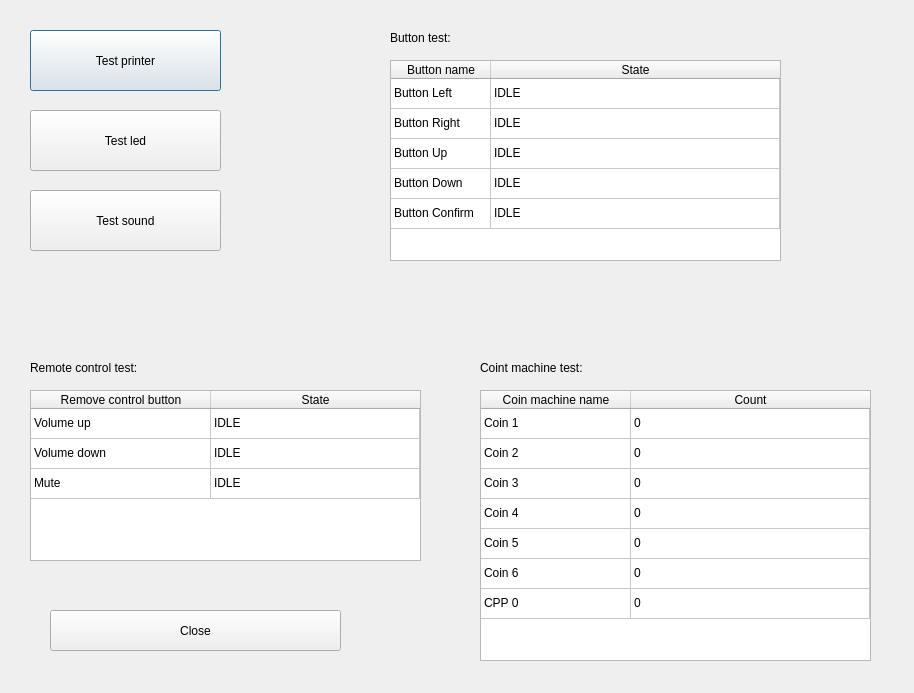
Above: blue-app/ui/TestHw.ui from matus-u/sz-bluetooth before the change. Below: the same form after it.
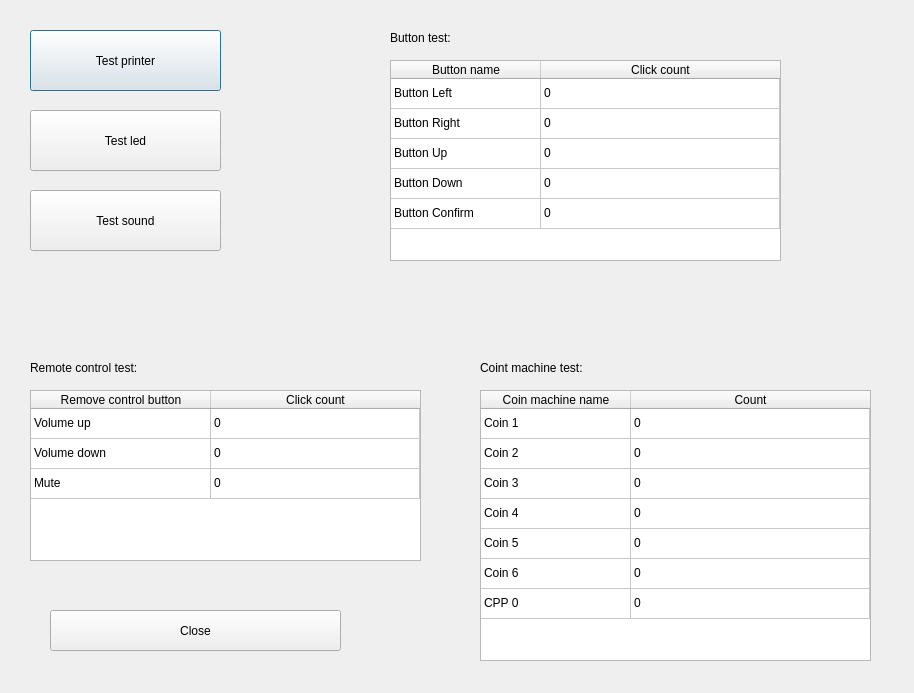
That is the form after the change.

Diff of the .ui file:
```diff
--- a/blue-app/ui/TestHw.ui
+++ b/blue-app/ui/TestHw.ui
@@ -204,6 +204,9 @@
    <attribute name="horizontalHeaderCascadingSectionResizes">
     <bool>false</bool>
    </attribute>
+   <attribute name="horizontalHeaderDefaultSectionSize">
+    <number>150</number>
+   </attribute>
    <attribute name="horizontalHeaderStretchLastSection">
     <bool>true</bool>
    </attribute>
@@ -245,7 +248,7 @@
    </column>
    <column>
     <property name="text">
-     <string>State</string>
+     <string>Click count</string>
     </property>
    </column>
    <item row="0" column="0">
@@ -255,7 +258,7 @@
    </item>
    <item row="0" column="1">
     <property name="text">
-     <string>IDLE</string>
+     <string>0</string>
     </property>
    </item>
    <item row="1" column="0">
@@ -265,7 +268,7 @@
    </item>
    <item row="1" column="1">
     <property name="text">
-     <string>IDLE</string>
+     <string>0</string>
     </property>
    </item>
    <item row="2" column="0">
@@ -275,7 +278,7 @@
    </item>
    <item row="2" column="1">
     <property name="text">
-     <string>IDLE</string>
+     <string>0</string>
     </property>
    </item>
    <item row="3" column="0">
@@ -285,7 +288,7 @@
    </item>
    <item row="3" column="1">
     <property name="text">
-     <string>IDLE</string>
+     <string>0</string>
     </property>
    </item>
    <item row="4" column="0">
@@ -295,7 +298,7 @@
    </item>
    <item row="4" column="1">
     <property name="text">
-     <string>IDLE</string>
+     <string>0</string>
     </property>
    </item>
   </widget>
@@ -342,7 +345,7 @@
    </column>
    <column>
     <property name="text">
-     <string>State</string>
+     <string>Click count</string>
     </property>
    </column>
    <item row="0" column="0">
@@ -352,7 +355,7 @@
    </item>
    <item row="0" column="1">
     <property name="text">
-     <string>IDLE</string>
+     <string>0</string>
     </property>
    </item>
    <item row="1" column="0">
@@ -362,7 +365,7 @@
    </item>
    <item row="1" column="1">
     <property name="text">
-     <string>IDLE</string>
+     <string>0</string>
     </property>
    </item>
    <item row="2" column="0">
@@ -372,7 +375,7 @@
    </item>
    <item row="2" column="1">
     <property name="text">
-     <string>IDLE</string>
+     <string>0</string>
     </property>
    </item>
   </widget>
```
Left out of the diff: 2 changed lines with no effect on the pictures.
